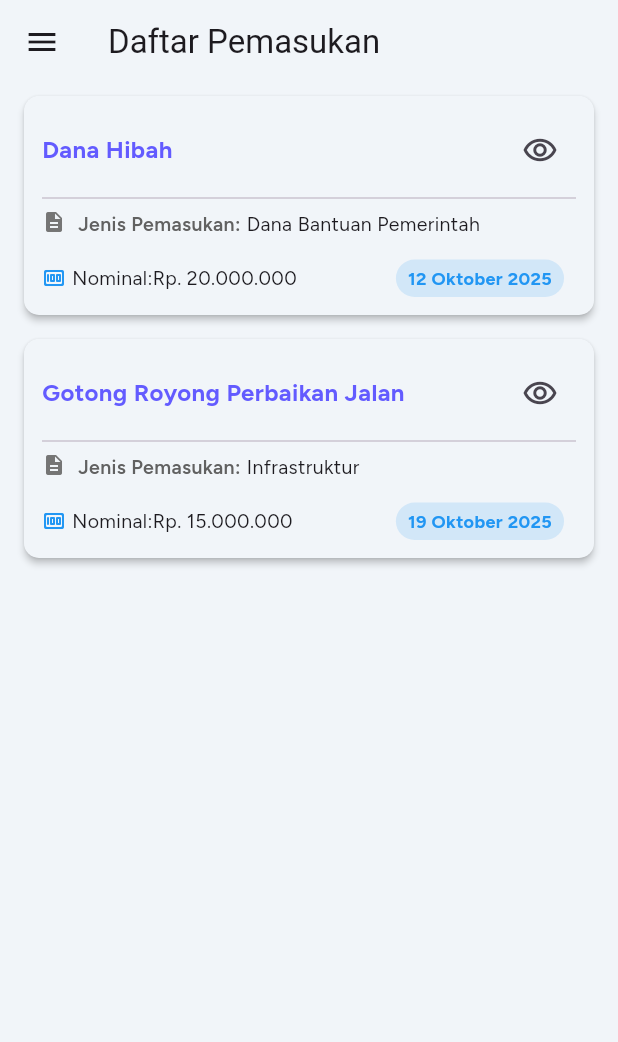
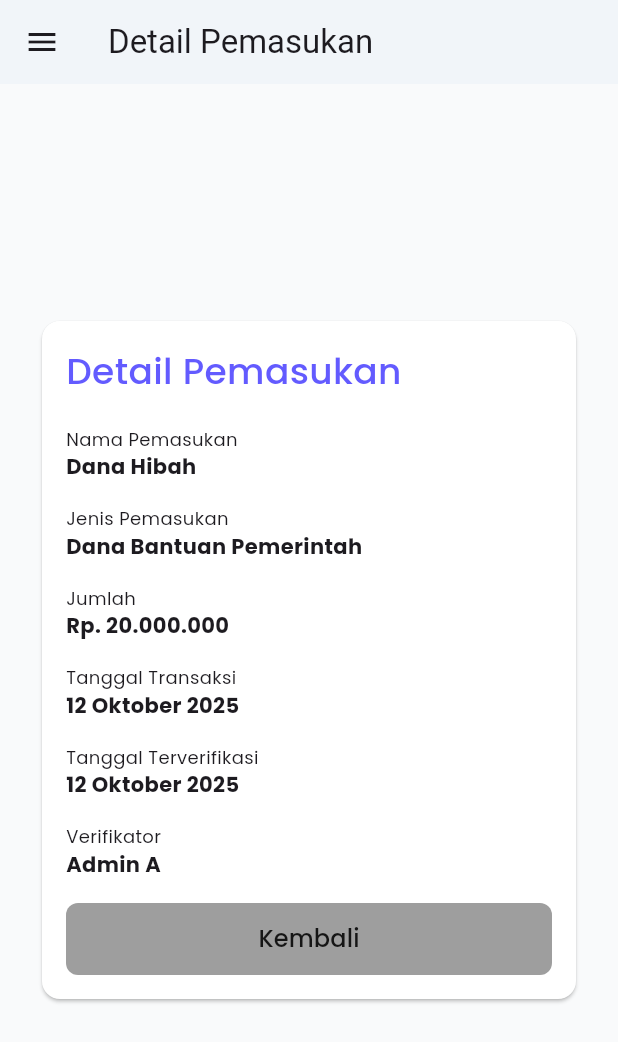
Before and after one commit to syaifulmain/jawara_mobile, a Flutter app: the DaftarPemasukanScreen screen opened by its route, after a tap on the "remove red eye" icon, on a phone screen of 412 x 824 dp. Shown: the top 1042 px of the screen. Run offline on Flutter 3.47's test engine with Material 3 defaults, Android fonts, the phone set to English and light mode, and no system bars; our stand-ins replace fl_chart, go_router, google_fonts.

Commit message:
feat: add detail page for pemasukan feature

```diff
--- a/lib/data/pemasukan_data.dart
+++ b/lib/data/pemasukan_data.dart
@@ -6,11 +6,15 @@ final List<DataPemasukanModel> DummyDataPemasukan = [
     jenisPemasukan: 'Dana Bantuan Pemerintah',
     tanggal: '12 Oktober 2025',
     nominal: 'Rp. 20.000.000',
+    tanggalVerifikasi: '12 Oktober 2025',
+    verifikator: 'Admin A',
   ),
   DataPemasukanModel(
     nama: 'Gotong Royong Perbaikan Jalan',
     jenisPemasukan: 'Infrastruktur',
     tanggal: '19 Oktober 2025',
     nominal: 'Rp. 15.000.000',
+    tanggalVerifikasi: '20 Oktober 2025',
+    verifikator: 'Admin B',
   ),
 ];
--- a/lib/models/data_pemasukan_model.dart
+++ b/lib/models/data_pemasukan_model.dart
@@ -3,11 +3,15 @@ class DataPemasukanModel {
   final String jenisPemasukan;
   final String tanggal;
   final String nominal;
+  final String tanggalVerifikasi;
+  final String verifikator;
 
   DataPemasukanModel({
     required this.nama,
     required this.jenisPemasukan,
     required this.tanggal,
     required this.nominal,
+    required this.tanggalVerifikasi,
+    required this.verifikator,
   });
 }
--- a/lib/router.dart
+++ b/lib/router.dart
@@ -21,6 +21,7 @@ import 'package:jawara_mobile/screens/admin/laporan_keuangan/semua_pengeluaran.d
 import 'package:jawara_mobile/screens/admin/layout.dart';
 import 'package:jawara_mobile/screens/admin/pemasukan/daftar.dart';
 import 'package:jawara_mobile/screens/admin/pemasukan/tambah.dart';
+import 'package:jawara_mobile/screens/admin/pemasukan/detail.dart';
 import 'package:jawara_mobile/screens/admin/pengeluaran/daftar.dart';
 import 'package:jawara_mobile/screens/admin/pengeluaran/tambah.dart';
 import 'package:jawara_mobile/screens/admin/warga/daftar.dart';
@@ -31,6 +32,7 @@ import 'package:jawara_mobile/screens/auth/register.dart';
 import 'package:jawara_mobile/screens/placeholder.dart';
 
 import 'models/data_warga_model.dart';
+import 'models/data_pemasukan_model.dart';
 
 // A map to associate route paths with their titles.
 const Map<String, String> _routeTitles = {
@@ -48,6 +50,7 @@ const Map<String, String> _routeTitles = {
   '/laporan_keuangan/detail_laporan_keuangan': 'Detail Data Laporan Keuangan',
   '/pemasukan/daftar': 'Daftar Pemasukan',
   '/pemasukan/tambah': 'Tambah Pemasukan',
+  '/pemasukan/detail': 'Detail Pemasukan',
   '/pengeluaran/daftar': 'Daftar Pengeluaran',
   '/pengeluaran/tambah': 'Tambah Pengeluaran',
   '/rumah/detail': 'Detail Rumah',
@@ -175,6 +178,12 @@ final router = GoRouter(
           builder: (context, state) => TambahPemasukanScreen(),
         ),
         GoRoute(
+          path: '/pemasukan/detail',
+          name: 'pemasukan-detail',
+          builder: (context, state) =>
+              PemasukanDetailScreen(dataPemasukan: state.extra as DataPemasukanModel),
+        ),
+        GoRoute(
           path: '/pengeluaran/daftar',
           name: 'pengeluaran-daftar',
           builder: (context, state) => const DaftarPengeluaranScreen(),
--- a/lib/screens/admin/pemasukan/detail.dart
+++ b/lib/screens/admin/pemasukan/detail.dart
@@ -0,0 +1,150 @@
+import 'package:flutter/material.dart';
+import 'package:intl/intl.dart';
+import 'package:google_fonts/google_fonts.dart';
+import 'package:jawara_mobile/constants/colors.dart';
+import 'package:jawara_mobile/constants/rem.dart';
+import 'package:jawara_mobile/widgets/custom_button.dart';
+import 'package:jawara_mobile/widgets/custom_dropdown.dart';
+import 'package:jawara_mobile/widgets/custom_text_field.dart';
+
+import '../../../models/data_pemasukan_model.dart';
+import '../../../widgets/custom_select_calender.dart';
+
+// Converted to a StatefulWidget to manage form state with TextEditingControllers.
+class PemasukanDetailScreen extends StatefulWidget {
+  final DataPemasukanModel dataPemasukan;
+
+  const PemasukanDetailScreen({super.key, required this.dataPemasukan});
+
+  @override
+  State<PemasukanDetailScreen> createState() => _PemasukanDetailScreenState();
+}
+
+class _PemasukanDetailScreenState extends State<PemasukanDetailScreen> {
+  DateTime? _selectedDate;
+
+  @override
+  void initState() {
+    super.initState();
+    // _selectedDate = DateFormat(
+    //   "dd-MM-yyyy",
+    // ).parse(widget.dataPemasukan.tanggalLahir);
+  }
+
+  void _submitForm() {
+    ScaffoldMessenger.of(context).showSnackBar(
+      const SnackBar(
+        content: Text('Data Pemasukan berhasil Diperbarui!'),
+        backgroundColor: Colors.green,
+      ),
+    );
+  }
+
+  void _deleteData() {
+    ScaffoldMessenger.of(context).showSnackBar(
+      const SnackBar(
+        content: Text('Data Pemasukan berhasil Dihapus!'),
+        backgroundColor: Colors.red,
+      ),
+    );
+  }
+
+  @override
+  Widget build(BuildContext context) {
+    return Scaffold(
+      backgroundColor: AppColors.secondaryColor,
+      body: Padding(
+        padding: const EdgeInsets.all(Rem.rem1_5),
+        child: Center(
+          child: SingleChildScrollView(
+            child: Card(
+              color: Colors.white,
+              child: Padding(
+                padding: const EdgeInsets.all(Rem.rem1),
+                child: Column(
+                  crossAxisAlignment: CrossAxisAlignment.start,
+                  children: [
+                    // The family dropdown is pre-filled using initialSelection.
+                    Text(
+                      'Detail Pemasukan',
+                      style: GoogleFonts.poppins(
+                        fontSize: Rem.rem1_5,
+                        fontWeight: FontWeight.w500,
+                        color: AppColors.primaryColor,
+                      ),
+                    ),
+                    const SizedBox(height: Rem.rem1_25),
+                    Text(
+                      'Nama Pemasukan',
+                      style: GoogleFonts.poppins(fontSize: Rem.rem0_75),
+                    ),
+                    Text(
+                      widget.dataPemasukan.nama,
+                      style: GoogleFonts.poppins(fontWeight: FontWeight.bold, fontSize: Rem.rem0_875),
+                    ),
+                    const SizedBox(height: Rem.rem1),
+                    Text(
+                      'Jenis Pemasukan',
+                      style: GoogleFonts.poppins(fontSize: Rem.rem0_75),
+                    ),
+                    Text(
+                      widget.dataPemasukan.jenisPemasukan,
+                      style: GoogleFonts.poppins(fontWeight: FontWeight.bold, fontSize: Rem.rem0_875),
+                    ),
+                    const SizedBox(height: Rem.rem1),
+                    Text(
+                      'Jumlah',
+                      style: GoogleFonts.poppins(fontSize: Rem.rem0_75),
+                    ),
+                    Text(
+                      widget.dataPemasukan.nominal,
+                      style: GoogleFonts.poppins(fontWeight: FontWeight.bold, fontSize: Rem.rem0_875),
+                    ),
+                    const SizedBox(height: Rem.rem1),
+                    Text(
+                      'Tanggal Transaksi',
+                      style: GoogleFonts.poppins(fontSize: Rem.rem0_75),
+                    ),
+                    Text(
+                      widget.dataPemasukan.tanggal,
+                      style: GoogleFonts.poppins(fontWeight: FontWeight.bold, fontSize: Rem.rem0_875),
+                    ),
+                    const SizedBox(height: Rem.rem1),
+                    Text(
+                      'Tanggal Terverifikasi',
+                      style: GoogleFonts.poppins(fontSize: Rem.rem0_75),
+                    ),
+                    Text(
+                      widget.dataPemasukan.tanggalVerifikasi,
+                      style: GoogleFonts.poppins(fontWeight: FontWeight.bold, fontSize: Rem.rem0_875),
+                    ),
+                    const SizedBox(height: Rem.rem1),
+                    Text(
+                      'Verifikator',
+                      style: GoogleFonts.poppins(fontSize: Rem.rem0_75),
+                    ),
+                    Text(
+                      widget.dataPemasukan.verifikator,
+                      style: GoogleFonts.poppins(fontWeight: FontWeight.bold, fontSize: Rem.rem0_875),
+                    ),
+                    const SizedBox(height: Rem.rem1),
+                    CustomButton(
+                      backgroundColor: Colors.grey,
+                      onPressed: () {
+                        Navigator.pop(context);
+                      },
+                      child: Text(
+                        'Kembali',
+                        style: GoogleFonts.poppins(fontSize: Rem.rem1),
+                      ),
+                    ),
+                  ],
+                ),
+              ),
+            ),
+          ),
+        ),
+      ),
+    );
+  }
+}
```
